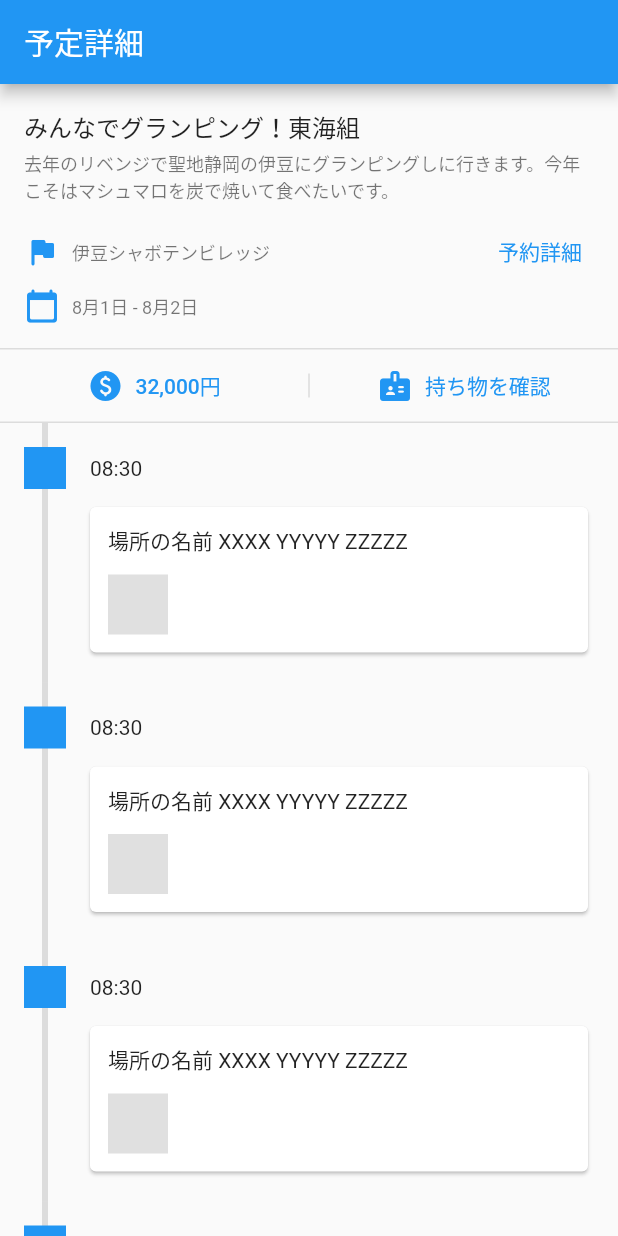
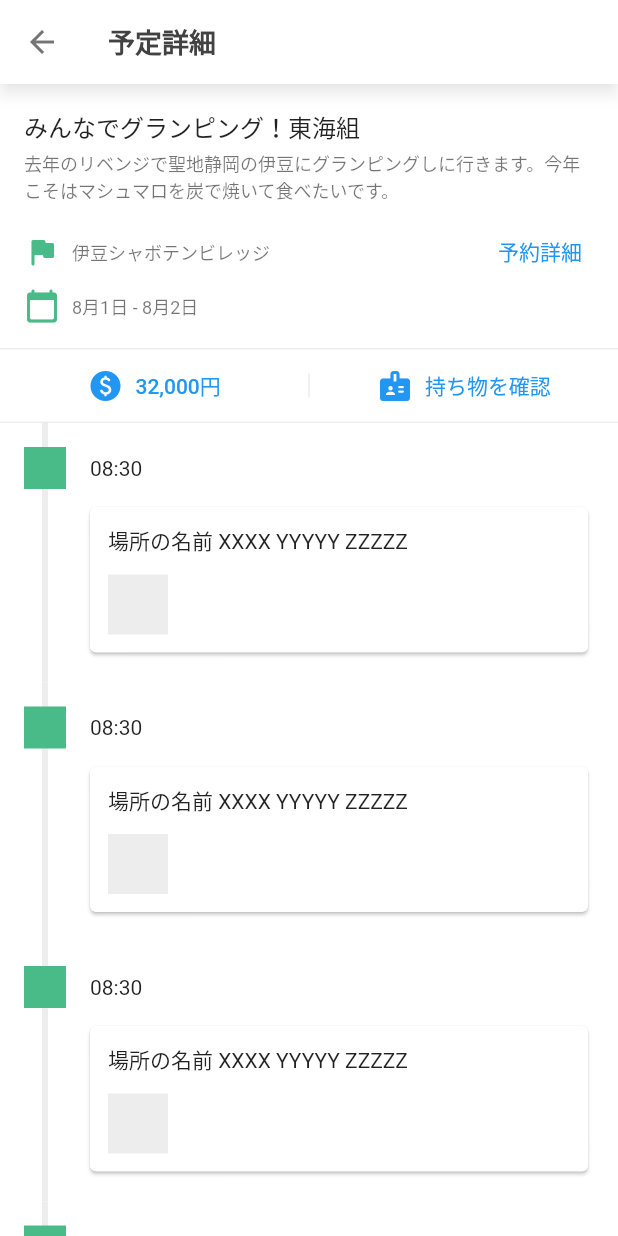
Before and after one commit to hayabusabusa/yrzy-shiori, a Flutter app: the PlanDetailScreen screen opened directly, on a phone screen of 412 x 824 dp. Run offline on Flutter 3.47's test engine with Material 2 defaults, Android fonts, the phone set to English and light mode, and no system bars; our stand-ins replace cloud_firestore, firebase_storage; accounts and stored records are empty.

Commit message:
ui: add application theme

```diff
--- a/lib/application/application.dart
+++ b/lib/application/application.dart
@@ -1,2 +1,3 @@
 export 'screens/screens.dart';
 export 'widgets/widgets.dart';
+export 'application_theme.dart';
--- /dev/null
+++ b/lib/application/application_theme.dart
@@ -0,0 +1,55 @@
+import 'package:flutter/material.dart';
+
+class ApplicationTheme {
+  /// アプリのライトモードのテーマ
+  static final light = ThemeData.light().copyWith(
+    // メインカラー
+    primaryColor: Color.fromRGBO(73, 187, 137, 1.0),
+    // divider のカラー
+    dividerColor: Color.fromRGBO(237, 237, 237, 1.0),
+    // Scaffold の背景色
+    scaffoldBackgroundColor: Colors.white,
+    // AppBar のテーマ
+    appBarTheme: AppBarTheme(
+      // AppBar の背景色
+      color: Colors.white,
+      shadowColor: Colors.black38,
+      // AppBar のタイトルのフォント設定
+      textTheme: TextTheme(
+        headline6: TextStyle(
+          color: Colors.grey.shade800,
+          fontSize: 18,
+          fontWeight: FontWeight.w600,
+        ),
+      ),
+      // AppBar のアイコンの色
+      iconTheme: IconThemeData(
+        color: Colors.grey.shade600,
+      ),
+      // AppBar のアクションに設定したアイコンの色
+      actionsIconTheme: IconThemeData(
+        color: Colors.grey.shade600,
+      ),
+    ),
+  );
+
+  /// アプリのダークモードのテーマ
+  static final dark = ThemeData.dark().copyWith(
+    // メインカラー
+    primaryColor: Color.fromRGBO(86, 197, 150, 1.0),
+    // divider のカラー
+    dividerColor: Color.fromRGBO(84, 84, 88, 1.0),
+    // AppBar のテーマ
+    appBarTheme: AppBarTheme(
+      // AppBar の背景色
+      color: Colors.grey.shade900,
+      // AppBar のタイトルのフォント設定
+      textTheme: TextTheme(
+        headline6: TextStyle(
+          fontSize: 18,
+          fontWeight: FontWeight.w600,
+        ),
+      ),
+    ),
+  );
+}
--- a/lib/main.dart
+++ b/lib/main.dart
@@ -10,7 +10,10 @@ class App extends StatelessWidget {
   @override
   Widget build(BuildContext context) {
     return MaterialApp(
-      home: PlanDetailScreen(),
+      home: PlansScreen(),
+      theme: ApplicationTheme.light,
+      darkTheme: ApplicationTheme.dark,
+      themeMode: ThemeMode.system,
     );
   }
 }
```
